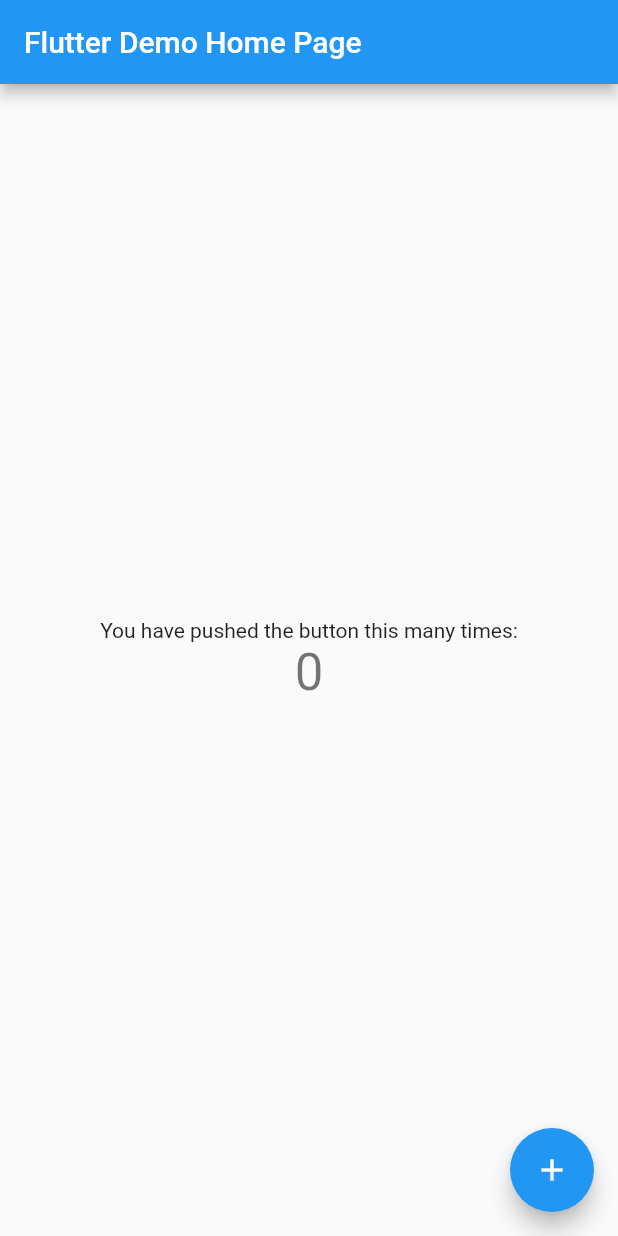
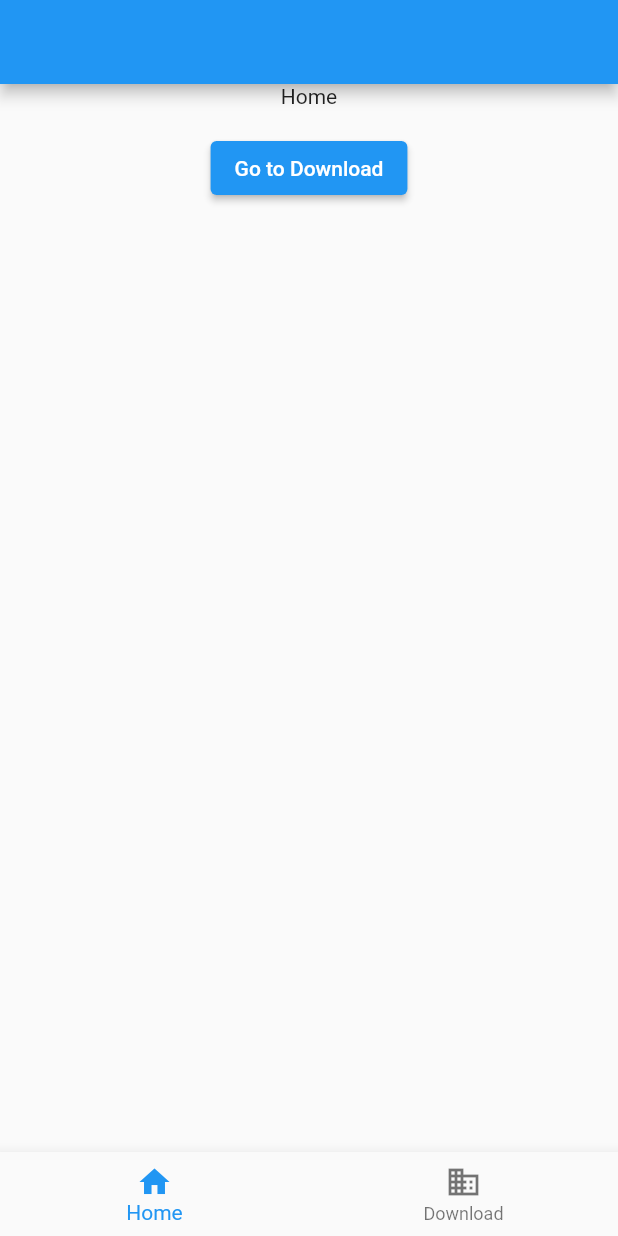
Before and after one commit to kouseina/facex-load, a Flutter app: the screen it shows after launch, on a phone screen of 412 x 824 dp. Run offline on Flutter 3.47's test engine with Material 2 defaults, Android fonts, the phone set to English and light mode, and no system bars; our stand-ins replace go_router.

Commit message:
feat(routes): add routes, path, bottom navbar

```diff
--- a/lib/main.dart
+++ b/lib/main.dart
@@ -1,115 +1,16 @@
+import 'package:facex_load/routes/router.dart';
+import 'package:facex_load/screens/home_screen.dart';
 import 'package:flutter/material.dart';
 
-void main() {
-  runApp(const MyApp());
-}
+void main() => runApp(const Main());
 
-class MyApp extends StatelessWidget {
-  const MyApp({super.key});
+class Main extends StatelessWidget {
+  const Main({super.key});
 
-  // This widget is the root of your application.
   @override
   Widget build(BuildContext context) {
-    return MaterialApp(
-      title: 'Flutter Demo',
-      theme: ThemeData(
-        // This is the theme of your application.
-        //
-        // Try running your application with "flutter run". You'll see the
-        // application has a blue toolbar. Then, without quitting the app, try
-        // changing the primarySwatch below to Colors.green and then invoke
-        // "hot reload" (press "r" in the console where you ran "flutter run",
-        // or simply save your changes to "hot reload" in a Flutter IDE).
-        // Notice that the counter didn't reset back to zero; the application
-        // is not restarted.
-        primarySwatch: Colors.blue,
-      ),
-      home: const MyHomePage(title: 'Flutter Demo Home Page'),
+    return MaterialApp.router(
+      routerConfig: router,
     );
   }
 }
-
-class MyHomePage extends StatefulWidget {
-  const MyHomePage({super.key, required this.title});
-
-  // This widget is the home page of your application. It is stateful, meaning
-  // that it has a State object (defined below) that contains fields that affect
-  // how it looks.
-
-  // This class is the configuration for the state. It holds the values (in this
-  // case the title) provided by the parent (in this case the App widget) and
-  // used by the build method of the State. Fields in a Widget subclass are
-  // always marked "final".
-
-  final String title;
-
-  @override
-  State<MyHomePage> createState() => _MyHomePageState();
-}
-
-class _MyHomePageState extends State<MyHomePage> {
-  int _counter = 0;
-
-  void _incrementCounter() {
-    setState(() {
-      // This call to setState tells the Flutter framework that something has
-      // changed in this State, which causes it to rerun the build method below
-      // so that the display can reflect the updated values. If we changed
-      // _counter without calling setState(), then the build method would not be
-      // called again, and so nothing would appear to happen.
-      _counter++;
-    });
-  }
-
-  @override
-  Widget build(BuildContext context) {
-    // This method is rerun every time setState is called, for instance as done
-    // by the _incrementCounter method above.
-    //
-    // The Flutter framework has been optimized to make rerunning build methods
-    // fast, so that you can just rebuild anything that needs updating rather
-    // than having to individually change instances of widgets.
-    return Scaffold(
-      appBar: AppBar(
-        // Here we take the value from the MyHomePage object that was created by
-        // the App.build method, and use it to set our appbar title.
-        title: Text(widget.title),
-      ),
-      body: Center(
-        // Center is a layout widget. It takes a single child and positions it
-        // in the middle of the parent.
-        child: Column(
-          // Column is also a layout widget. It takes a list of children and
-          // arranges them vertically. By default, it sizes itself to fit its
-          // children horizontally, and tries to be as tall as its parent.
-          //
-          // Invoke "debug painting" (press "p" in the console, choose the
-          // "Toggle Debug Paint" action from the Flutter Inspector in Android
-          // Studio, or the "Toggle Debug Paint" command in Visual Studio Code)
-          // to see the wireframe for each widget.
-          //
-          // Column has various properties to control how it sizes itself and
-          // how it positions its children. Here we use mainAxisAlignment to
-          // center the children vertically; the main axis here is the vertical
-          // axis because Columns are vertical (the cross axis would be
-          // horizontal).
-          mainAxisAlignment: MainAxisAlignment.center,
-          children: <Widget>[
-            const Text(
-              'You have pushed the button this many times:',
-            ),
-            Text(
-              '$_counter',
-              style: Theme.of(context).textTheme.headline4,
-            ),
-          ],
-        ),
-      ),
-      floatingActionButton: FloatingActionButton(
-        onPressed: _incrementCounter,
-        tooltip: 'Increment',
-        child: const Icon(Icons.add),
-      ), // This trailing comma makes auto-formatting nicer for build methods.
-    );
-  }
-}
--- /dev/null
+++ b/lib/routes/router.dart
@@ -0,0 +1,29 @@
+import 'package:facex_load/routes/routes_path.dart';
+import 'package:facex_load/routes/scaffold_with_bottom_navbar.dart';
+import 'package:facex_load/screens/download_screen.dart';
+import 'package:facex_load/screens/home_screen.dart';
+import 'package:flutter/material.dart';
+import 'package:go_router/go_router.dart';
+
+final GlobalKey<NavigatorState> _shellNavigatorKey =
+    GlobalKey<NavigatorState>(debugLabel: 'shell');
+
+final GoRouter router = GoRouter(
+  initialLocation: RoutesPath.home,
+  routes: <RouteBase>[
+    ShellRoute(
+      navigatorKey: _shellNavigatorKey,
+      builder: (context, state, child) => ScaffoldWithBottomNavbar(child: child),
+      routes: [
+        GoRoute(
+          path: RoutesPath.home,
+          builder: (context, state) => const HomeScreen(),
+        ),
+        GoRoute(
+          path: RoutesPath.download,
+          builder: (context, state) => const DownloadedScreen(),
+        ),
+      ],
+    ),
+  ],
+);
--- /dev/null
+++ b/lib/routes/routes_path.dart
@@ -0,0 +1,5 @@
+abstract class RoutesPath {
+  static const String root = '/';
+  static const String home = '/home';
+  static const String download = '/download';
+}
--- /dev/null
+++ b/lib/routes/scaffold_with_bottom_navbar.dart
@@ -0,0 +1,58 @@
+import 'package:facex_load/routes/routes_path.dart';
+import 'package:flutter/material.dart';
+import 'package:go_router/go_router.dart';
+
+class ScaffoldWithBottomNavbar extends StatelessWidget {
+  /// Constructs an [ScaffoldWithBottomNavbar].
+  const ScaffoldWithBottomNavbar({
+    required this.child,
+    super.key,
+  });
+
+  /// The widget to display in the body of the Scaffold.
+  /// In this sample, it is a Navigator.
+  final Widget child;
+
+  @override
+  Widget build(BuildContext context) {
+    return Scaffold(
+      body: child,
+      bottomNavigationBar: BottomNavigationBar(
+        items: const <BottomNavigationBarItem>[
+          BottomNavigationBarItem(
+            icon: Icon(Icons.home),
+            label: 'Home',
+          ),
+          BottomNavigationBarItem(
+            icon: Icon(Icons.business),
+            label: 'Download',
+          ),
+        ],
+        currentIndex: _calculateSelectedIndex(context),
+        onTap: (int idx) => _onItemTapped(idx, context),
+      ),
+    );
+  }
+
+  static int _calculateSelectedIndex(BuildContext context) {
+    final String location = GoRouterState.of(context).location;
+    if (location.startsWith(RoutesPath.home)) {
+      return 0;
+    }
+    if (location.startsWith(RoutesPath.download)) {
+      return 1;
+    }
+    return 0;
+  }
+
+  void _onItemTapped(int index, BuildContext context) {
+    switch (index) {
+      case 0:
+        GoRouter.of(context).go(RoutesPath.home);
+        break;
+      case 1:
+        GoRouter.of(context).go(RoutesPath.download);
+        break;
+    }
+  }
+}
--- /dev/null
+++ b/lib/screens/download_screen.dart
@@ -0,0 +1,30 @@
+import 'package:facex_load/routes/routes_path.dart';
+import 'package:flutter/material.dart';
+import 'package:go_router/go_router.dart';
+
+class DownloadedScreen extends StatelessWidget {
+  const DownloadedScreen({super.key});
+
+  @override
+  Widget build(BuildContext context) {
+    return Scaffold(
+      appBar: AppBar(),
+      body: Center(
+        child: Column(
+          children: [
+            Text('download'),
+            SizedBox(
+              height: 16,
+            ),
+            ElevatedButton(
+              onPressed: () {
+                GoRouter.of(context).go(RoutesPath.home);
+              },
+              child: Text('go to Home'),
+            ),
+          ],
+        ),
+      ),
+    );
+  }
+}
--- /dev/null
+++ b/lib/screens/home_screen.dart
@@ -0,0 +1,30 @@
+import 'package:facex_load/routes/routes_path.dart';
+import 'package:flutter/material.dart';
+import 'package:go_router/go_router.dart';
+
+class HomeScreen extends StatelessWidget {
+  const HomeScreen({super.key});
+
+  @override
+  Widget build(BuildContext context) {
+    return Scaffold(
+      appBar: AppBar(),
+      body: Center(
+        child: Column(
+          children: [
+            Text('Home'),
+            SizedBox(
+              height: 16,
+            ),
+            ElevatedButton(
+              onPressed: () {
+                GoRouter.of(context).go(RoutesPath.download);
+              },
+              child: Text('Go to Download'),
+            ),
+          ],
+        ),
+      ),
+    );
+  }
+}
--- a/pubspec.yaml
+++ b/pubspec.yaml
@@ -36,6 +36,7 @@
   # The following adds the Cupertino Icons font to your application.
   # Use with the CupertinoIcons class for iOS style icons.
   cupertino_icons: ^1.0.2
+  go_router: ^6.5.5
 
 dev_dependencies:
   flutter_test:
```
Also changed, not shown: pubspec.lock, 1 other file.
